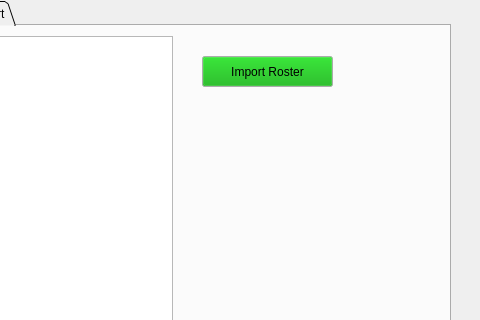
The window that CMS1.ui (lizhao1993/CMS) describes before a commit, drawn with Qt 5; both pictures show x 320 to 800 and y 0 to 320 of the 800 by 600 pixel window.
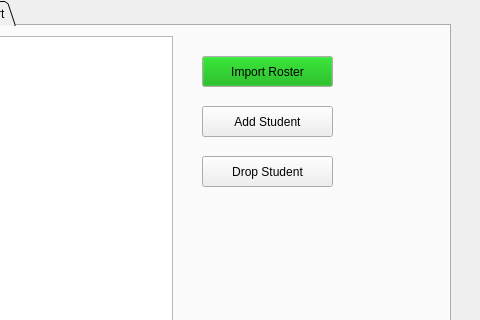
The same window after the commit. The open tabs and pages were chosen to show the change.

Commit message: added buttons to roster

Patch:
```diff
--- a/CMS1.ui
+++ b/CMS1.ui
@@ -167,6 +167,32 @@
        </rect>
       </property>
      </widget>
+     <widget class="QPushButton" name="addStudentBttn">
+      <property name="geometry">
+       <rect>
+        <x>520</x>
+        <y>80</y>
+        <width>131</width>
+        <height>31</height>
+       </rect>
+      </property>
+      <property name="text">
+       <string>Add Student</string>
+      </property>
+     </widget>
+     <widget class="QPushButton" name="dropStudentBttn">
+      <property name="geometry">
+       <rect>
+        <x>520</x>
+        <y>130</y>
+        <width>131</width>
+        <height>31</height>
+       </rect>
+      </property>
+      <property name="text">
+       <string>Drop Student</string>
+      </property>
+     </widget>
     </widget>
     <widget class="QWidget" name="Projects">
      <attribute name="title">
```
Left out of the diff: 2 changed lines with no effect on the pictures. The commit also changes 2 other files.
